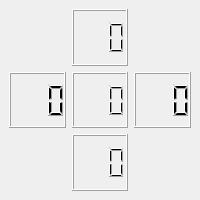
The window that MainWindow.ui (romikmomik/car-demo) describes before a commit, drawn with Qt 5.
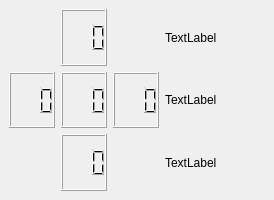
The same window after the commit.

Commit message: adjusting accel axis && changes to UI

Diff of the .ui file:
```diff
--- a/MainWindow.ui
+++ b/MainWindow.ui
@@ -24,58 +24,9 @@
   </property>
   <widget class="QWidget" name="centralwidget">
    <layout class="QGridLayout" name="gridLayout">
-    <item row="0" column="1">
-     <widget class="QLCDNumber" name="motor_y2">
-      <property name="font">
-       <font>
-        <pointsize>16</pointsize>
-        <weight>75</weight>
-        <bold>true</bold>
-       </font>
-      </property>
-      <property name="autoFillBackground">
-       <bool>true</bool>
-      </property>
-      <property name="numDigits">
-       <number>3</number>
-      </property>
-     </widget>
-    </item>
-    <item row="1" column="0">
-     <widget class="QLCDNumber" name="motor_x1">
-      <property name="font">
-       <font>
-        <pointsize>16</pointsize>
-        <weight>75</weight>
-        <bold>true</bold>
-       </font>
-      </property>
-      <property name="autoFillBackground">
-       <bool>true</bool>
-      </property>
-      <property name="numDigits">
-       <number>3</number>
-      </property>
-     </widget>
-    </item>
-    <item row="1" column="1">
-     <widget class="QLCDNumber" name="motor_all">
-      <property name="font">
-       <font>
-        <pointsize>16</pointsize>
-        <weight>75</weight>
-        <bold>true</bold>
-       </font>
-      </property>
-      <property name="autoFillBackground">
-       <bool>true</bool>
-      </property>
-      <property name="numDigits">
-       <number>3</number>
-      </property>
-     </widget>
-    </item>
-    <item row="1" column="2">
+    <item row="0" column="0">
+     <layout class="QGridLayout" name="gridLayout_2">
+      <item row="0" column="2">
      <widget class="QLCDNumber" name="motor_x2">
       <property name="font">
        <font>
@@ -87,12 +38,12 @@
       <property name="autoFillBackground">
        <bool>true</bool>
       </property>
-      <property name="numDigits">
+        <property name="digitCount">
        <number>3</number>
       </property>
      </widget>
     </item>
-    <item row="2" column="1">
+      <item row="1" column="1">
      <widget class="QLCDNumber" name="motor_y1">
       <property name="font">
        <font>
@@ -104,10 +55,106 @@
       <property name="autoFillBackground">
        <bool>true</bool>
       </property>
-      <property name="numDigits">
+        <property name="digitCount">
        <number>3</number>
       </property>
      </widget>
+      </item>
+      <item row="1" column="2">
+       <widget class="QLCDNumber" name="motor_all">
+        <property name="font">
+         <font>
+          <pointsize>16</pointsize>
+          <weight>75</weight>
+          <bold>true</bold>
+         </font>
+        </property>
+        <property name="autoFillBackground">
+         <bool>true</bool>
+        </property>
+        <property name="digitCount">
+         <number>3</number>
+        </property>
+       </widget>
+      </item>
+      <item row="1" column="3">
+       <widget class="QLCDNumber" name="motor_y2">
+        <property name="font">
+         <font>
+          <pointsize>16</pointsize>
+          <weight>75</weight>
+          <bold>true</bold>
+         </font>
+        </property>
+        <property name="autoFillBackground">
+         <bool>true</bool>
+        </property>
+        <property name="digitCount">
+         <number>3</number>
+        </property>
+       </widget>
+      </item>
+      <item row="2" column="2">
+       <widget class="QLCDNumber" name="motor_x1">
+        <property name="font">
+         <font>
+          <pointsize>16</pointsize>
+          <weight>75</weight>
+          <bold>true</bold>
+         </font>
+        </property>
+        <property name="autoFillBackground">
+         <bool>true</bool>
+        </property>
+        <property name="digitCount">
+         <number>3</number>
+        </property>
+       </widget>
+      </item>
+     </layout>
+    </item>
+    <item row="0" column="2">
+     <layout class="QGridLayout" name="gridLayout_3">
+      <item row="0" column="0">
+       <widget class="QLabel" name="accel_label_x">
+        <property name="minimumSize">
+         <size>
+          <width>100</width>
+          <height>0</height>
+         </size>
+        </property>
+        <property name="text">
+         <string>TextLabel</string>
+        </property>
+       </widget>
+      </item>
+      <item row="1" column="0">
+       <widget class="QLabel" name="accel_label_y">
+        <property name="minimumSize">
+         <size>
+          <width>100</width>
+          <height>0</height>
+         </size>
+        </property>
+        <property name="text">
+         <string>TextLabel</string>
+        </property>
+       </widget>
+      </item>
+      <item row="2" column="0">
+       <widget class="QLabel" name="accel_label_z">
+        <property name="minimumSize">
+         <size>
+          <width>100</width>
+          <height>0</height>
+         </size>
+        </property>
+        <property name="text">
+         <string>TextLabel</string>
+        </property>
+       </widget>
+      </item>
+     </layout>
     </item>
    </layout>
   </widget>
```
Lines whose indentation alone changed are shown as unchanged. The commit also changes 3 other files.
